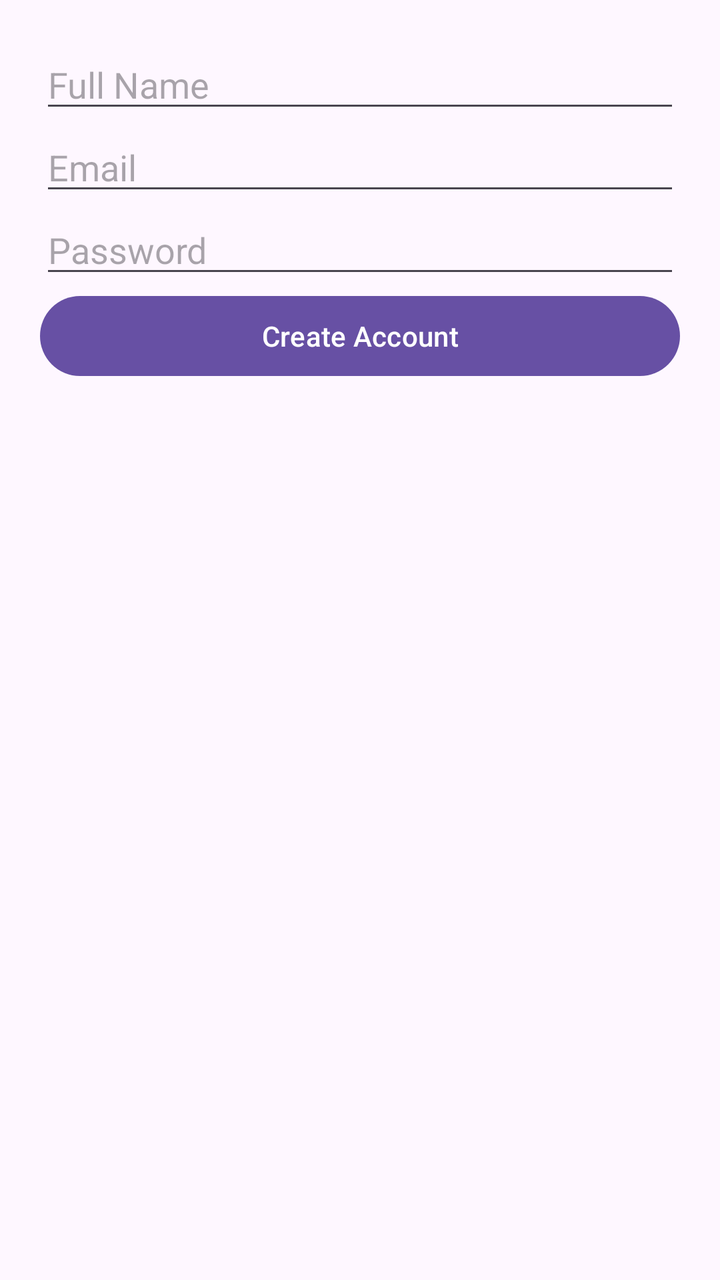
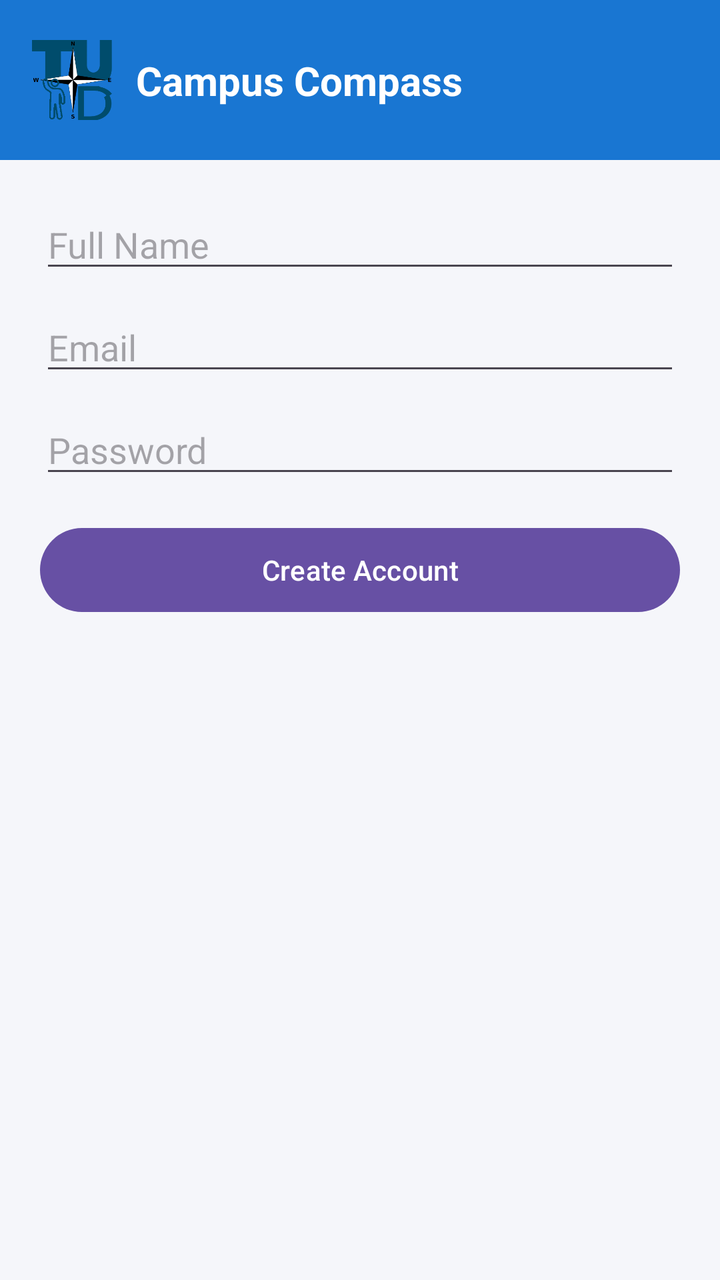

Before-and-after screenshots of an Android layout around one commit, followed by the original layout XML and the change that was made.
<!-- AndroidManifest.xml: application theme Theme.CampusCompass -->
<!-- res/layout/activity_register.xml -->
<?xml version="1.0" encoding="utf-8"?>
<LinearLayout xmlns:android="http://schemas.android.com/apk/res/android"
    android:layout_width="match_parent"
    android:layout_height="match_parent"
    android:padding="20dp"
    android:orientation="vertical">


    <EditText
        android:id="@+id/nameEditText"
        android:layout_width="match_parent"
        android:layout_height="wrap_content"
        android:hint="Full Name" />

    <EditText
        android:id="@+id/emailEditText"
        android:layout_width="match_parent"
        android:layout_height="wrap_content"
        android:hint="Email" />

    <EditText
        android:id="@+id/passwordEditText"
        android:layout_width="match_parent"
        android:layout_height="wrap_content"
        android:hint="Password"
        android:inputType="textPassword" />

    <Button
        android:id="@+id/registerBtn"
        android:layout_width="match_parent"
        android:layout_height="wrap_content"
        android:text="Create Account" />

</LinearLayout>
<!-- resources referenced by this layout -->
<resources>
  <style name="Theme.CampusCompass" parent="Base.Theme.CampusCompass" />
  <style name="Base.Theme.CampusCompass" parent="Theme.Material3.DayNight.NoActionBar">
          
          
      </style>
</resources>

<!-- the commit's change to res/layout/activity_register.xml (unified diff, before → after) -->
@@ -1,34 +1,92 @@
 <?xml version="1.0" encoding="utf-8"?>
-<LinearLayout xmlns:android="http://schemas.android.com/apk/res/android"
+<androidx.constraintlayout.widget.ConstraintLayout
+    xmlns:android="http://schemas.android.com/apk/res/android"
+    xmlns:app="http://schemas.android.com/apk/res-auto"
     android:layout_width="match_parent"
     android:layout_height="match_parent"
-    android:padding="20dp"
-    android:orientation="vertical">
+    android:background="#F5F6FA">
 
 
-    <EditText
-        android:id="@+id/nameEditText"
-        android:layout_width="match_parent"
+    <include
+        android:id="@+id/topBar"
+        layout="@layout/top_bar"
+        app:layout_constraintTop_toTopOf="parent"
+        app:layout_constraintStart_toStartOf="parent"
+        app:layout_constraintEnd_toEndOf="parent"/>
+
+
+    <LinearLayout
+        android:orientation="vertical"
+        android:padding="20dp"
+        android:layout_width="0dp"
         android:layout_height="wrap_content"
-        android:hint="Full Name" />
+        app:layout_constraintTop_toBottomOf="@id/topBar"
+        app:layout_constraintStart_toStartOf="parent"
+        app:layout_constraintEnd_toEndOf="parent">
 
-    <EditText
-        android:id="@+id/emailEditText"
-        android:layout_width="match_parent"
+        <EditText
+            android:id="@+id/nameEditText"
+            android:layout_width="match_parent"
+            android:layout_height="wrap_content"
+            android:hint="Full Name"
+            android:layout_marginBottom="10dp"/>
+
+        <EditText
+            android:id="@+id/emailEditText"
+            android:layout_width="match_parent"
+            android:layout_height="wrap_content"
+            android:hint="Email"
+            android:layout_marginBottom="10dp"/>
+
+        <EditText
+            android:id="@+id/passwordEditText"
+            android:layout_width="match_parent"
+            android:layout_height="wrap_content"
+            android:hint="Password"
+            android:inputType="textPassword"
+            android:layout_marginBottom="16dp"/>
+
+        <Button
+            android:id="@+id/registerBtn"
+            android:layout_width="match_parent"
+            android:layout_height="50dp"
+            android:text="Create Account"/>
+
+    </LinearLayout>
+
+</androidx.constraintlayout.widget.ConstraintLayout>
+<!-- res/layout/top_bar.xml (included above) -->
+<?xml version="1.0" encoding="utf-8"?>
+<androidx.constraintlayout.widget.ConstraintLayout
+    xmlns:android="http://schemas.android.com/apk/res/android"
+    xmlns:app="http://schemas.android.com/apk/res-auto"
+    android:id="@+id/topBar"
+    android:layout_width="match_parent"
+    android:layout_height="80dp"
+    android:background="#1976D2">
+
+    <ImageView
+        android:id="@+id/logoImage"
+        android:layout_width="40dp"
+        android:layout_height="40dp"
+        android:src="@drawable/campus_compass"
+        android:contentDescription="Logo"
+        app:layout_constraintTop_toTopOf="parent"
+        app:layout_constraintBottom_toBottomOf="parent"
+        app:layout_constraintStart_toStartOf="parent"
+        android:layout_marginStart="16dp"/>
+
+    <TextView
+        android:id="@+id/titleText"
+        android:layout_width="wrap_content"
         android:layout_height="wrap_content"
-        android:hint="Email" />
+        android:text="Campus Compass"
+        android:textColor="#FFFFFF"
+        android:textSize="20sp"
+        android:textStyle="bold"
+        app:layout_constraintTop_toTopOf="parent"
+        app:layout_constraintBottom_toBottomOf="parent"
+        app:layout_constraintStart_toEndOf="@id/logoImage"
+        android:layout_marginStart="12dp"/>
 
-    <EditText
-        android:id="@+id/passwordEditText"
-        android:layout_width="match_parent"
-        android:layout_height="wrap_content"
-        android:hint="Password"
-        android:inputType="textPassword" />
-
-    <Button
-        android:id="@+id/registerBtn"
-        android:layout_width="match_parent"
-        android:layout_height="wrap_content"
-        android:text="Create Account" />
-
-</LinearLayout>
+</androidx.constraintlayout.widget.ConstraintLayout>
<!-- resource entries referenced after the edit -->
@@ -1,5 +1,6 @@
 <!-- resources referenced by this layout -->
 <resources>
+  <!-- drawable campus_compass: png bitmap (drawable, 10718 bytes) -->
   <style name="Theme.CampusCompass" parent="Base.Theme.CampusCompass" />
   <style name="Base.Theme.CampusCompass" parent="Theme.Material3.DayNight.NoActionBar">
           
